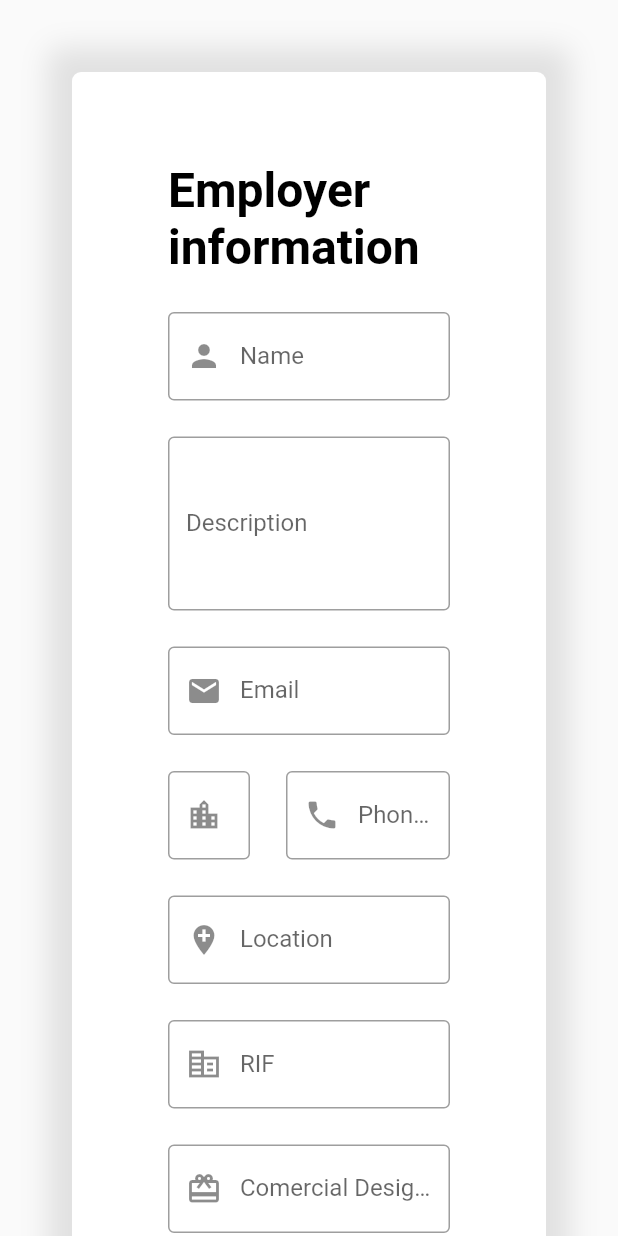
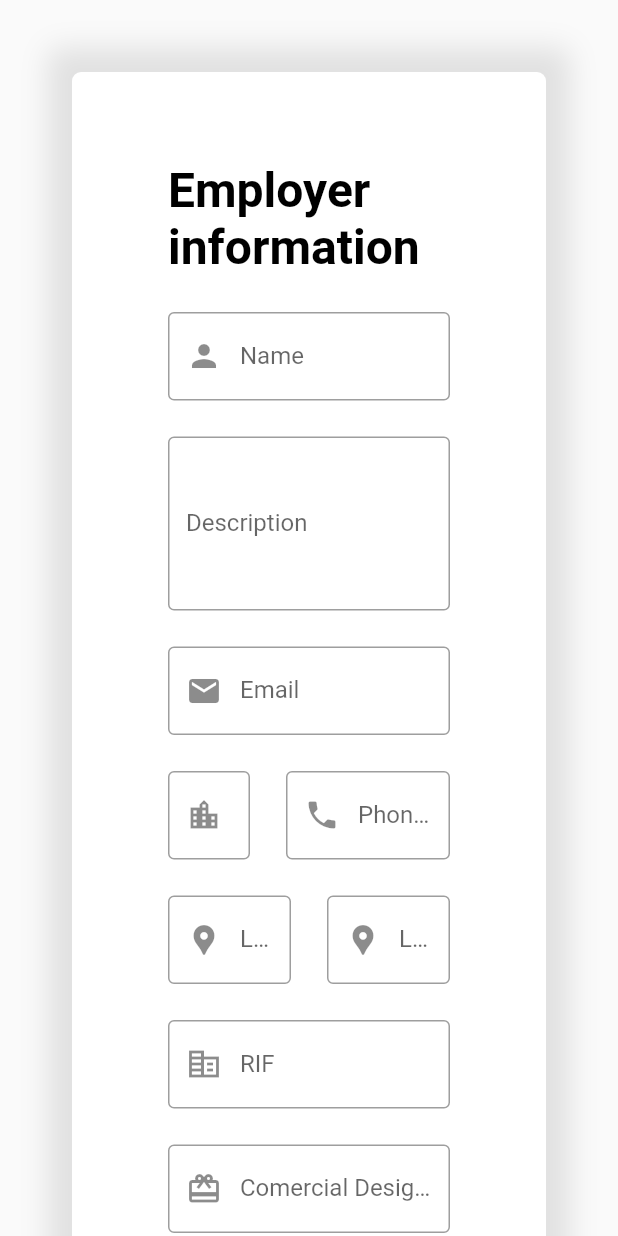
Before and after one commit to TeamNeo2021/gigandjob-web_app, a Flutter app: the _CreateEmployerView widget shown alone on an empty page, opened directly, on a phone screen of 412 x 824 dp. Run offline on Flutter 3.47's test engine with Material 2 defaults, Android fonts, the phone set to English and light mode, and no system bars; our stand-ins replace bloc, flutter_bloc; network calls fail.

Commit message:
Updated location to latitude and longitude

```diff
--- a/gigandjob_web_app/lib/Dominio/Models/employer.dart
+++ b/gigandjob_web_app/lib/Dominio/Models/employer.dart
@@ -1,7 +1,8 @@
 class Employer {
   String name;
   String description;
-  String location;
+  double latitude;
+  double longitude;
   String state;
   String rif;
   String phone;
@@ -12,7 +13,8 @@ class Employer {
   Employer(
       {required this.name,
       required this.description,
-      required this.location,
+      required this.latitude,
+      required this.longitude,
       required this.rif,
       required this.phone,
       required this.mail,
@@ -22,7 +24,8 @@ class Employer {
   Employer.empty()
       : name = "",
         description = "",
-        location = "",
+        longitude = 0,
+        latitude = 0,
         rif = "",
         phone = "",
         phoneArea = "",
@@ -34,7 +37,7 @@ class Employer {
     return {
       "name": name,
       "description": description,
-      "location": location,
+      "location": {"latitude": latitude, "longitude": longitude},
       "rif": "J-" + rif,
       "mail": mail,
       "comDesignation": comDesignation,
--- a/gigandjob_web_app/lib/Dominio/Services/employer_service.dart
+++ b/gigandjob_web_app/lib/Dominio/Services/employer_service.dart
@@ -1,4 +1,5 @@
 import 'dart:convert';
+import 'dart:io';
 import '../Models/employer.dart';
 import '../Repositories/employer_repository.dart';
 import 'package:http/http.dart' as http;
@@ -6,8 +7,10 @@ import 'package:http/http.dart' as http;
 class EmployerService implements EmployerRepository {
   @override
   Future<String> save(Employer employer) async {
-    var uri = Uri.parse("http://localhost:5000/employers");
-    var response = await http.post(uri, body: employer.toJson());
+    var uri = Uri.parse("https://salvacion-git-job.herokuapp.com/employers");
+    var response = await http.post(uri,
+        body: jsonEncode(employer),
+        headers: {HttpHeaders.contentTypeHeader: "application/json"});
 
     return utf8.decode(response.bodyBytes);
   }
--- a/gigandjob_web_app/lib/Views/create_employer/bloc/employer_cubit.dart
+++ b/gigandjob_web_app/lib/Views/create_employer/bloc/employer_cubit.dart
@@ -23,8 +23,11 @@ class EmployerCubit extends Cubit<EmployerCubitState> {
     if (state.employer.description.trim().isEmpty) {
       errors["description"] = "The description cannot be empty";
     }
-    if (state.employer.location.trim().isEmpty) {
-      errors["location"] = "The location cannot be empty";
+    if (state.employer.latitude < -90 || state.employer.latitude > 90) {
+      errors["latitude"] = "The latitude must be between [-90, 90]";
+    }
+    if (state.employer.longitude < -90 || state.employer.longitude > 90) {
+      errors["longitude"] = "The longitude must be between [-90, 90]";
     }
     if (state.employer.mail.trim().isEmpty) {
       errors["mail"] = "The email cannot be empty";
--- a/gigandjob_web_app/lib/Views/create_employer/create_employer_view.dart
+++ b/gigandjob_web_app/lib/Views/create_employer/create_employer_view.dart
@@ -21,7 +21,8 @@ class _CreateEmployerView extends StatelessWidget {
     final nameController = TextEditingController();
     final descriptionController = TextEditingController();
     final emailController = TextEditingController();
-    final locationController = TextEditingController();
+    final latitudeController = TextEditingController();
+    final longitudeController = TextEditingController();
     final phoneAreaController = TextEditingController();
     final phoneNumberController = TextEditingController();
     final comercialDesignationController = TextEditingController();
@@ -36,8 +37,11 @@ class _CreateEmployerView extends StatelessWidget {
     emailController.addListener(() => bloc.update((employer) {
           employer.mail = emailController.text;
         }));
-    locationController.addListener(() => bloc.update((employer) {
-          employer.location = locationController.text;
+    latitudeController.addListener(() => bloc.update((employer) {
+          employer.latitude = double.parse(latitudeController.text);
+        }));
+    longitudeController.addListener(() => bloc.update((employer) {
+          employer.longitude = double.parse(longitudeController.text);
         }));
     phoneAreaController.addListener(() => bloc.update((employer) {
           employer.phoneArea = phoneAreaController.text;
@@ -202,16 +206,42 @@ class _CreateEmployerView extends StatelessWidget {
                       const SizedBox(
                         height: spacingY,
                       ),
-                      TextFormField(
-                          controller: locationController,
-                          enabled:
-                              state.state != EmployerCubitStateChoice.posting,
-                          validator: (_) => bloc.getError("location"),
-                          decoration: const InputDecoration(
-                            border: OutlineInputBorder(),
-                            labelText: "Location",
-                            prefixIcon: Icon(Icons.add_location),
-                          )),
+                      Row(
+                        mainAxisAlignment: MainAxisAlignment.spaceEvenly,
+                        children: [
+                          Expanded(
+                            flex: 1,
+                            child: TextFormField(
+                                controller: latitudeController,
+                                enabled: state.state !=
+                                    EmployerCubitStateChoice.posting,
+                                keyboardType: TextInputType.number,
+                                validator: (_) => bloc.getError("latitude"),
+                                decoration: const InputDecoration(
+                                  border: OutlineInputBorder(),
+                                  labelText: "Latitude",
+                                  prefixIcon: Icon(Icons.location_pin),
+                                )),
+                          ),
+                          const SizedBox(
+                            width: spacingX,
+                          ),
+                          Expanded(
+                            flex: 1,
+                            child: TextFormField(
+                                controller: longitudeController,
+                                enabled: state.state !=
+                                    EmployerCubitStateChoice.posting,
+                                keyboardType: TextInputType.number,
+                                validator: (_) => bloc.getError("longitude"),
+                                decoration: const InputDecoration(
+                                  border: OutlineInputBorder(),
+                                  labelText: "Longitude",
+                                  prefixIcon: Icon(Icons.location_pin),
+                                )),
+                          )
+                        ],
+                      ),
                       const SizedBox(
                         height: spacingY,
                       ),
```
